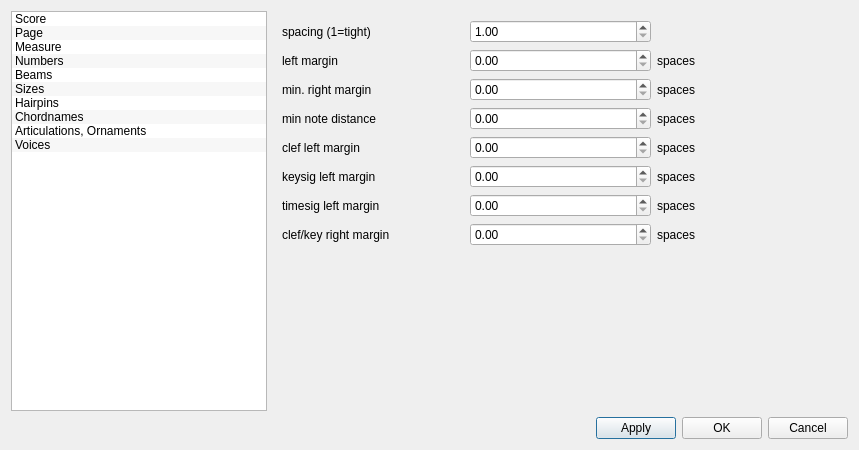
This is mscore/mscore/editstyle.ui in musescore/musescore-old as Qt 5 draws it before an edit. The edited form follows.
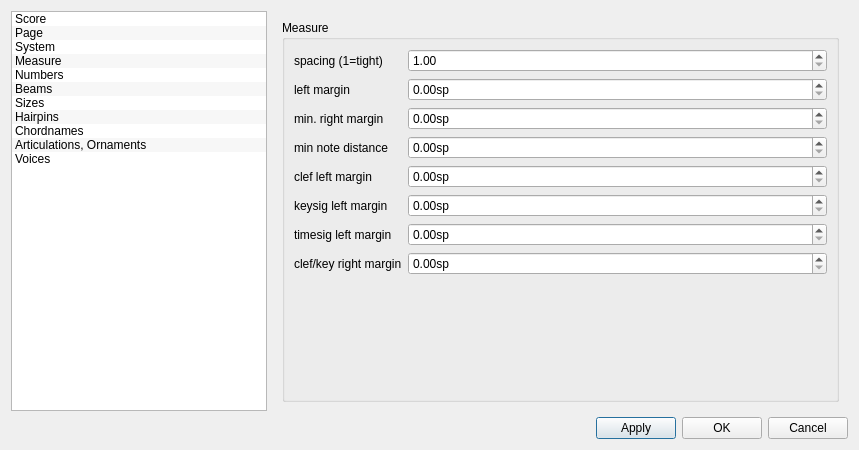
This is the edited form. The open tabs and pages were chosen to show the change.

Diff of the .ui file:
```diff
--- a/mscore/mscore/editstyle.ui
+++ b/mscore/mscore/editstyle.ui
@@ -46,6 +46,11 @@
        <string>Page</string>
       </property>
      </item>
+     <item>
+      <property name="text" >
+       <string>System</string>
+      </property>
+     </item>
      <item>
       <property name="text" >
        <string>Measure</string>
@@ -97,7 +102,7 @@
       </sizepolicy>
      </property>
      <property name="currentIndex" >
-      <number>9</number>
+      <number>3</number>
      </property>
      <widget class="QWidget" name="Seite_5" >
       <layout class="QGridLayout" name="gridLayout_2" >
@@ -583,8 +588,66 @@
        </item>
       </layout>
      </widget>
+     <widget class="QWidget" name="Seite_8" >
+      <layout class="QVBoxLayout" name="verticalLayout_3" >
+       <item>
+        <widget class="QGroupBox" name="groupBox_2" >
+         <property name="title" >
+          <string>System</string>
+         </property>
+         <property name="flat" >
+          <bool>true</bool>
+         </property>
+         <layout class="QVBoxLayout" name="verticalLayout_2" >
+          <item>
+           <layout class="QFormLayout" name="formLayout" >
+            <item row="0" column="0" >
+             <widget class="QLabel" name="label_52" >
+              <property name="text" >
+               <string>System Bracket Distance:</string>
+              </property>
+             </widget>
+            </item>
+            <item row="0" column="1" >
+             <widget class="QDoubleSpinBox" name="bracketDistance" >
+              <property name="sizePolicy" >
+               <sizepolicy vsizetype="Fixed" hsizetype="Preferred" >
+                <horstretch>0</horstretch>
+                <verstretch>0</verstretch>
+               </sizepolicy>
+              </property>
+              <property name="suffix" >
+               <string>sp</string>
+              </property>
+              <property name="decimals" >
+               <number>1</number>
+              </property>
+              <property name="minimum" >
+               <double>-1000.000000000000000</double>
+              </property>
+              <property name="maximum" >
+               <double>1000.000000000000000</double>
+              </property>
+             </widget>
+            </item>
+           </layout>
+          </item>
+         </layout>
+        </widget>
+       </item>
+      </layout>
+     </widget>
      <widget class="QWidget" name="page3" >
-      <layout class="QGridLayout" >
+      <layout class="QVBoxLayout" name="verticalLayout_4" >
+       <item>
+        <widget class="QGroupBox" name="groupBox_3" >
+         <property name="title" >
+          <string>Measure</string>
+         </property>
+         <property name="flat" >
+          <bool>true</bool>
+         </property>
+         <layout class="QFormLayout" name="formLayout_2" >
        <item row="0" column="0" >
         <widget class="QLabel" name="label_11" >
          <property name="text" >
@@ -594,6 +657,12 @@
        </item>
        <item row="0" column="1" >
         <widget class="QDoubleSpinBox" name="measureSpacing" >
+            <property name="sizePolicy" >
+             <sizepolicy vsizetype="Fixed" hsizetype="Preferred" >
+              <horstretch>0</horstretch>
+              <verstretch>0</verstretch>
+             </sizepolicy>
+            </property>
          <property name="minimum" >
           <double>1.000000000000000</double>
          </property>
@@ -607,12 +676,15 @@
         </widget>
        </item>
        <item row="1" column="1" >
-        <widget class="QDoubleSpinBox" name="barNoteDistance" />
-       </item>
-       <item row="1" column="2" >
-        <widget class="QLabel" name="label_15" >
-         <property name="text" >
-          <string>spaces</string>
+           <widget class="QDoubleSpinBox" name="barNoteDistance" >
+            <property name="sizePolicy" >
+             <sizepolicy vsizetype="Fixed" hsizetype="Preferred" >
+              <horstretch>0</horstretch>
+              <verstretch>0</verstretch>
+             </sizepolicy>
+            </property>
+            <property name="suffix" >
+             <string>sp</string>
          </property>
         </widget>
        </item>
@@ -624,12 +696,15 @@
         </widget>
        </item>
        <item row="2" column="1" >
-        <widget class="QDoubleSpinBox" name="noteBarDistance" />
-       </item>
-       <item row="2" column="2" >
-        <widget class="QLabel" name="label_16" >
-         <property name="text" >
-          <string>spaces</string>
+           <widget class="QDoubleSpinBox" name="noteBarDistance" >
+            <property name="sizePolicy" >
+             <sizepolicy vsizetype="Fixed" hsizetype="Preferred" >
+              <horstretch>0</horstretch>
+              <verstretch>0</verstretch>
+             </sizepolicy>
+            </property>
+            <property name="suffix" >
+             <string>sp</string>
          </property>
         </widget>
        </item>
@@ -641,12 +716,15 @@
         </widget>
        </item>
        <item row="3" column="1" >
-        <widget class="QDoubleSpinBox" name="minNoteDistance" />
-       </item>
-       <item row="3" column="2" >
-        <widget class="QLabel" name="label_17" >
-         <property name="text" >
-          <string>spaces</string>
+           <widget class="QDoubleSpinBox" name="minNoteDistance" >
+            <property name="sizePolicy" >
+             <sizepolicy vsizetype="Fixed" hsizetype="Preferred" >
+              <horstretch>0</horstretch>
+              <verstretch>0</verstretch>
+             </sizepolicy>
+            </property>
+            <property name="suffix" >
+             <string>sp</string>
          </property>
         </widget>
        </item>
@@ -658,12 +736,15 @@
         </widget>
        </item>
        <item row="4" column="1" >
-        <widget class="QDoubleSpinBox" name="clefLeftMargin" />
-       </item>
-       <item row="4" column="2" >
-        <widget class="QLabel" name="label_22" >
-         <property name="text" >
-          <string>spaces</string>
+           <widget class="QDoubleSpinBox" name="clefLeftMargin" >
+            <property name="sizePolicy" >
+             <sizepolicy vsizetype="Fixed" hsizetype="Preferred" >
+              <horstretch>0</horstretch>
+              <verstretch>0</verstretch>
+             </sizepolicy>
+            </property>
+            <property name="suffix" >
+             <string>sp</string>
          </property>
         </widget>
        </item>
@@ -675,12 +756,15 @@
         </widget>
        </item>
        <item row="5" column="1" >
-        <widget class="QDoubleSpinBox" name="keysigLeftMargin" />
-       </item>
-       <item row="5" column="2" >
-        <widget class="QLabel" name="label_23" >
-         <property name="text" >
-          <string>spaces</string>
+           <widget class="QDoubleSpinBox" name="keysigLeftMargin" >
+            <property name="sizePolicy" >
+             <sizepolicy vsizetype="Fixed" hsizetype="Preferred" >
+              <horstretch>0</horstretch>
+              <verstretch>0</verstretch>
+             </sizepolicy>
+            </property>
+            <property name="suffix" >
+             <string>sp</string>
          </property>
         </widget>
        </item>
@@ -692,12 +776,15 @@
         </widget>
        </item>
        <item row="6" column="1" >
-        <widget class="QDoubleSpinBox" name="timesigLeftMargin" />
-       </item>
-       <item row="6" column="2" >
-        <widget class="QLabel" name="label_24" >
-         <property name="text" >
-          <string>spaces</string>
+           <widget class="QDoubleSpinBox" name="timesigLeftMargin" >
+            <property name="sizePolicy" >
+             <sizepolicy vsizetype="Fixed" hsizetype="Preferred" >
+              <horstretch>0</horstretch>
+              <verstretch>0</verstretch>
+             </sizepolicy>
+            </property>
+            <property name="suffix" >
+             <string>sp</string>
          </property>
         </widget>
        </item>
@@ -709,27 +796,20 @@
         </widget>
        </item>
        <item row="7" column="1" >
-        <widget class="QDoubleSpinBox" name="clefKeyRightMargin" />
-       </item>
-       <item row="7" column="2" >
-        <widget class="QLabel" name="label_25" >
-         <property name="text" >
-          <string>spaces</string>
-         </property>
-        </widget>
-       </item>
-       <item row="8" column="1" colspan="2" >
-        <spacer>
-         <property name="orientation" >
-          <enum>Qt::Vertical</enum>
-         </property>
-         <property name="sizeHint" stdset="0" >
-          <size>
-           <width>115</width>
-           <height>31</height>
-          </size>
-         </property>
-        </spacer>
+           <widget class="QDoubleSpinBox" name="clefKeyRightMargin" >
+            <property name="sizePolicy" >
+             <sizepolicy vsizetype="Fixed" hsizetype="Preferred" >
+              <horstretch>0</horstretch>
+              <verstretch>0</verstretch>
+             </sizepolicy>
+            </property>
+            <property name="suffix" >
+             <string>sp</string>
+            </property>
+           </widget>
+          </item>
+         </layout>
+        </widget>
        </item>
       </layout>
      </widget>
```
Lines whose indentation alone changed are shown as unchanged.
